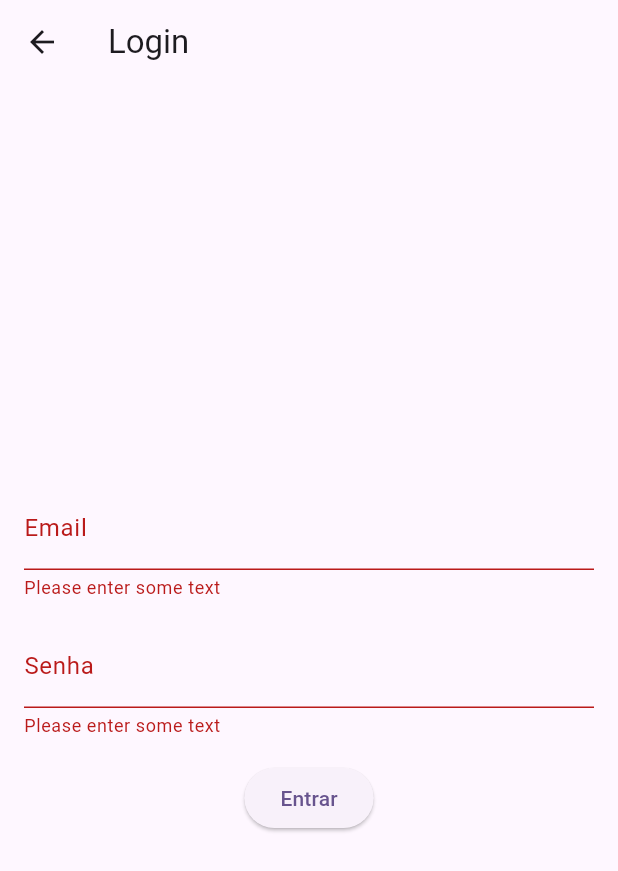
After one commit to mik255/flutter_wallet_manager_Clean_Arch, a Flutter app: the LoginPage screen opened directly, after a tap on "Entrar", on a phone screen of 412 x 824 dp. The commit adds this screen. Shown: the top 871 px of the screen. Run offline on Flutter 3.47's test engine with Material 2 defaults, Android fonts, the phone set to English and light mode, and no system bars; our stand-ins replace shared_preferences; accounts and stored records are empty.

Commit message:
login view

```diff
--- a/lib/controller/login_controller.dart
+++ b/lib/controller/login_controller.dart
@@ -1,4 +1,6 @@
 import 'dart:convert';
+
+import 'package:flutter/cupertino.dart';
 
 import '../data/abstract_preferences_helper.dart';
 import '../models/user.dart';
@@ -6,13 +8,16 @@ import '../models/user.dart';
 class LoginController {
   User user;
   IPreferencesHelper helper;
-
+  var formKey = GlobalKey<FormState>();
   LoginController({
     required this.user,
     required this.helper,
   });
 
   login() async{
+    if(!formKey.currentState!.validate()){
+      return;
+    }
     String? result = await helper.getData('users');
     if(result != null){
       List<User> users = _fromStringList(result);
@@ -24,18 +29,6 @@ class LoginController {
     }
   }
 
-  String? validate(){
-
-     if(!user.validateEmail()){
-      return 'Invalid Email';
-    }
-     if(!user.validatePassword()){
-      return 'Invalid Password';
-    }
-     if(user.validateEmail()&&user.validatePassword()){
-       return null;
-     }
-  }
    List<User> _fromStringList(String list) {
     List<String> resultList = jsonDecode(list);
     List<User> users = [];
--- a/lib/main.dart
+++ b/lib/main.dart
@@ -1,7 +1,9 @@
 import 'package:flutter/material.dart';
+import 'package:wallet_manager/shared/mainStances.dart';
 
-void main() {
+void main() async{
   runApp(const MyApp());
+  MainStances.init();
 }
 
 class MyApp extends StatelessWidget {
--- /dev/null
+++ b/lib/shared/mainStances.dart
@@ -0,0 +1,10 @@
+
+
+import 'package:shared_preferences/shared_preferences.dart';
+
+class MainStances{
+  static init() async{
+    preferences = await SharedPreferences.getInstance();
+  }
+  static late SharedPreferences preferences;
+}
--- /dev/null
+++ b/lib/view/login/login_page.dart
@@ -0,0 +1,81 @@
+import 'package:flutter/material.dart';
+import 'package:shared_preferences/shared_preferences.dart';
+import 'package:wallet_manager/controller/login_controller.dart';
+import 'package:wallet_manager/data/preferences_helper.dart';
+import 'package:wallet_manager/shared/mainStances.dart';
+
+import '../../models/user.dart';
+
+class LoginPage extends StatelessWidget {
+  final TextEditingController emailController = TextEditingController();
+  final TextEditingController passwordController = TextEditingController();
+
+  LoginPage({super.key});
+
+  @override
+  Widget build(BuildContext context) {
+    SharedPreferencesHelper helper = SharedPreferencesHelper(
+      MainStances.preferences,
+    );
+    var user =  User(
+      email: emailController.text,
+      password: passwordController.text,
+    );
+    LoginController controller = LoginController(
+        user: user,
+        helper: helper);
+    return Scaffold(
+      appBar: AppBar(
+        title: const Text('Login'),
+      ),
+      body: Padding(
+        padding: const EdgeInsets.all(16.0),
+        child: Form(
+          key: controller.formKey,
+          child: Column(
+            mainAxisAlignment: MainAxisAlignment.center,
+            children: [
+              TextFormField(
+                controller: emailController,
+                validator: (value) {
+                  if (value == null || value.isEmpty) {
+                    return 'Please enter some text';
+                  }
+                  if(!user.validateEmail()){
+                    return 'Email is not valid';
+                  }
+                  return null;
+                },
+                decoration: const InputDecoration(
+                  labelText: 'Email',
+                ),
+              ),
+              const SizedBox(height: 16.0),
+              TextFormField(
+                controller: passwordController,
+                validator: (value) {
+                  if (value == null || value.isEmpty) {
+                    return 'Please enter some text';
+                  }
+                  if(user.validatePassword()){
+                    return 'password is not valid';
+                  }
+                  return null;
+                },
+                obscureText: true,
+                decoration: const InputDecoration(
+                  labelText: 'Senha',
+                ),
+              ),
+              const SizedBox(height: 16.0),
+              ElevatedButton(
+                onPressed: controller.login,
+                child: const Text('Entrar'),
+              ),
+            ],
+          ),
+        ),
+      ),
+    );
+  }
+}
```
